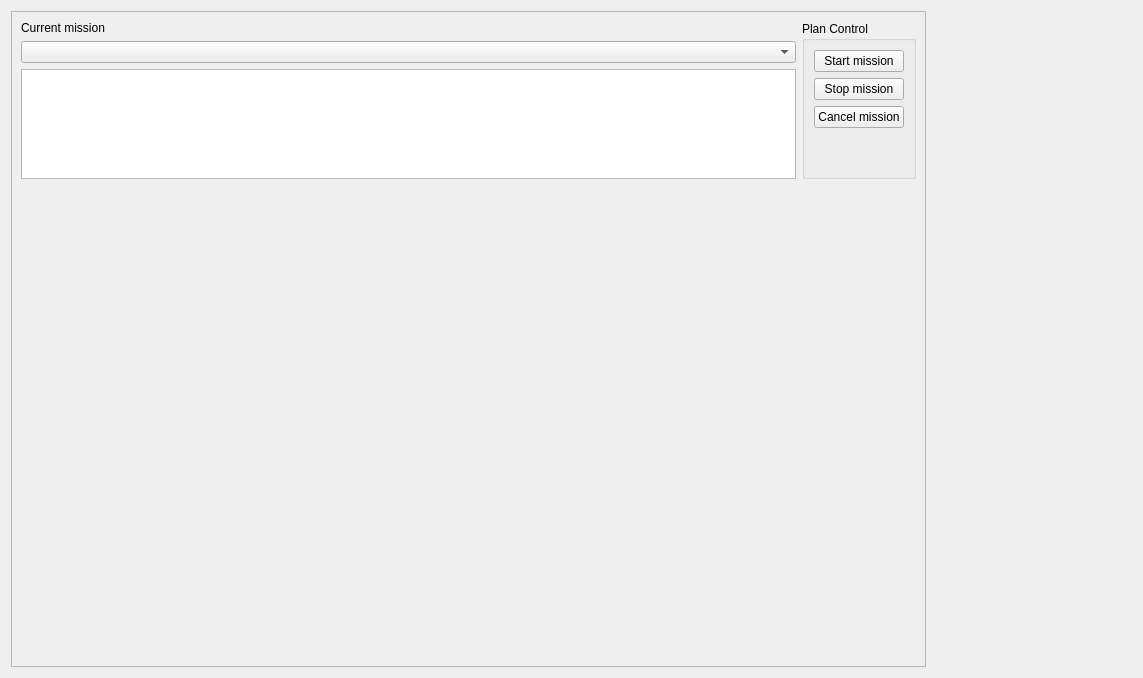
First picture: the form in agentes/mission_controller_giraff/src/localUI.ui, repository robocomp/robocomp-giraff, before the edit.
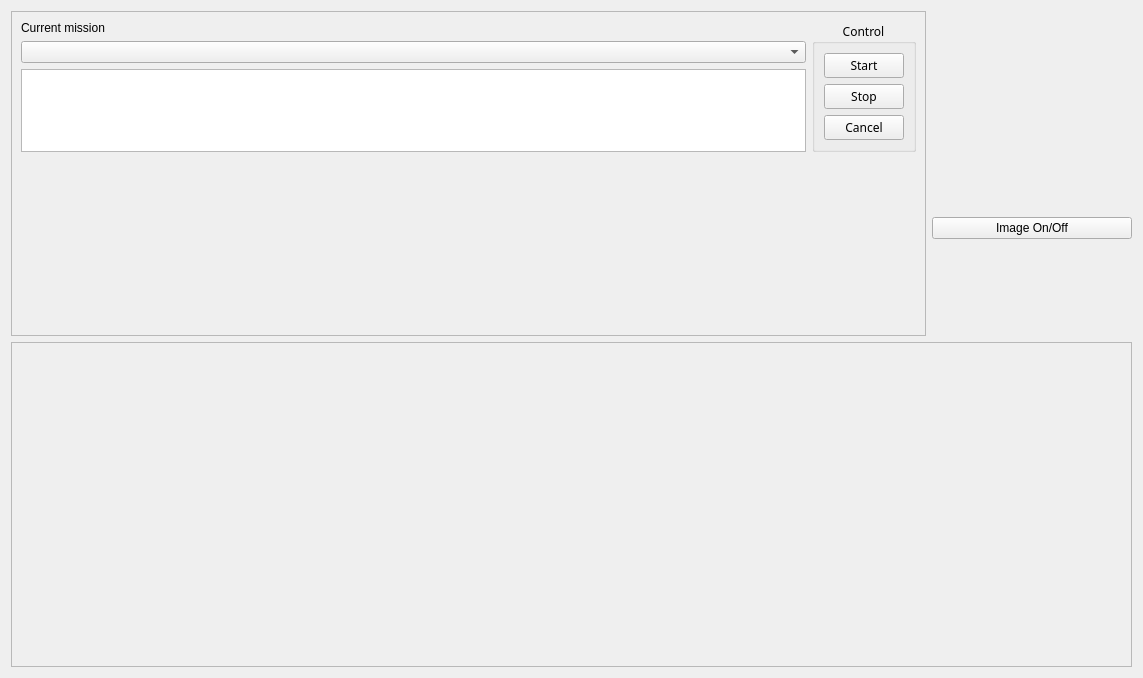
Second picture: the form after the edit.

```diff
--- a/agentes/mission_controller_giraff/src/localUI.ui
+++ b/agentes/mission_controller_giraff/src/localUI.ui
@@ -50,14 +50,33 @@
               <property name="enabled">
                <bool>true</bool>
               </property>
+              <property name="sizePolicy">
+               <sizepolicy hsizetype="Expanding" vsizetype="Maximum">
+                <horstretch>0</horstretch>
+                <verstretch>0</verstretch>
+               </sizepolicy>
+              </property>
              </widget>
             </item>
            </layout>
           </item>
           <item>
            <widget class="QGroupBox" name="groupBox">
+            <property name="font">
+             <font>
+              <family>Ubuntu Mono</family>
+              <weight>50</weight>
+              <bold>false</bold>
+             </font>
+            </property>
+            <property name="layoutDirection">
+             <enum>Qt::LeftToRight</enum>
+            </property>
             <property name="title">
-             <string>Plan Control</string>
+             <string>Control</string>
+            </property>
+            <property name="alignment">
+             <set>Qt::AlignCenter</set>
             </property>
             <layout class="QVBoxLayout" name="verticalLayout_4">
              <item>
@@ -65,21 +84,21 @@
                <item>
                 <widget class="QPushButton" name="pushButton_start_mission">
                  <property name="text">
-                  <string>Start mission</string>
+                  <string>Start</string>
                  </property>
                 </widget>
                </item>
                <item>
                 <widget class="QPushButton" name="pushButton_stop_mission">
                  <property name="text">
-                  <string>Stop mission</string>
+                  <string>Stop</string>
                  </property>
                 </widget>
                </item>
                <item>
                 <widget class="QPushButton" name="pushButton_cancel_mission">
                  <property name="text">
-                  <string>Cancel mission</string>
+                  <string>Cancel</string>
                  </property>
                 </widget>
                </item>
@@ -105,6 +124,12 @@
         </item>
         <item>
          <widget class="QWidget" name="empty_widget" native="true">
+          <property name="sizePolicy">
+           <sizepolicy hsizetype="Preferred" vsizetype="Minimum">
+            <horstretch>0</horstretch>
+            <verstretch>0</verstretch>
+           </sizepolicy>
+          </property>
           <property name="minimumSize">
            <size>
             <width>0</width>
@@ -131,6 +156,19 @@
          </property>
         </widget>
        </item>
+       <item>
+        <widget class="QPushButton" name="image_onoff_button">
+         <property name="text">
+          <string>Image On/Off</string>
+         </property>
+         <property name="checkable">
+          <bool>true</bool>
+         </property>
+         <property name="checked">
+          <bool>false</bool>
+         </property>
+        </widget>
+       </item>
        <item>
         <spacer name="verticalSpacer_2">
          <property name="orientation">
@@ -148,6 +186,23 @@
      </item>
     </layout>
    </item>
+   <item>
+    <widget class="QScrollArea" name="scrollArea">
+     <property name="widgetResizable">
+      <bool>true</bool>
+     </property>
+     <widget class="QWidget" name="scrollAreaWidgetContents">
+      <property name="geometry">
+       <rect>
+        <x>0</x>
+        <y>0</y>
+        <width>1123</width>
+        <height>325</height>
+       </rect>
+      </property>
+     </widget>
+    </widget>
+   </item>
   </layout>
  </widget>
  <resources/>
```
Left out of the diff: 4 changed lines with no effect on the pictures.
